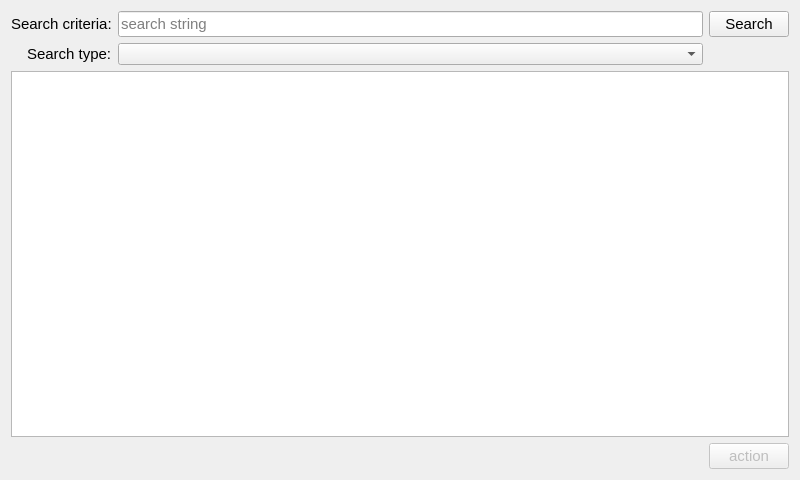
Before: the Qt Designer form ccs/search/searchnoderesult.ui in bisegni/chaosframework, drawn with Qt 5.
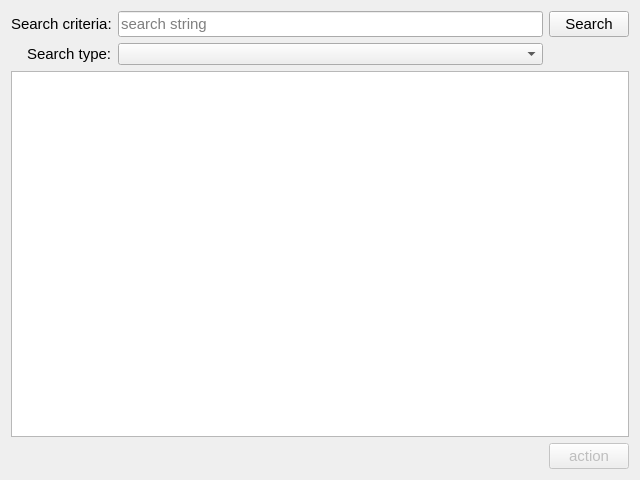
After: the same form once the commit is applied.

The edit to the form file:
```diff
--- a/ccs/search/searchnoderesult.ui
+++ b/ccs/search/searchnoderesult.ui
@@ -6,13 +6,13 @@
    <rect>
     <x>0</x>
     <y>0</y>
-    <width>800</width>
+    <width>640</width>
     <height>480</height>
    </rect>
   </property>
   <property name="minimumSize">
    <size>
-    <width>800</width>
+    <width>640</width>
     <height>480</height>
    </size>
   </property>
```
